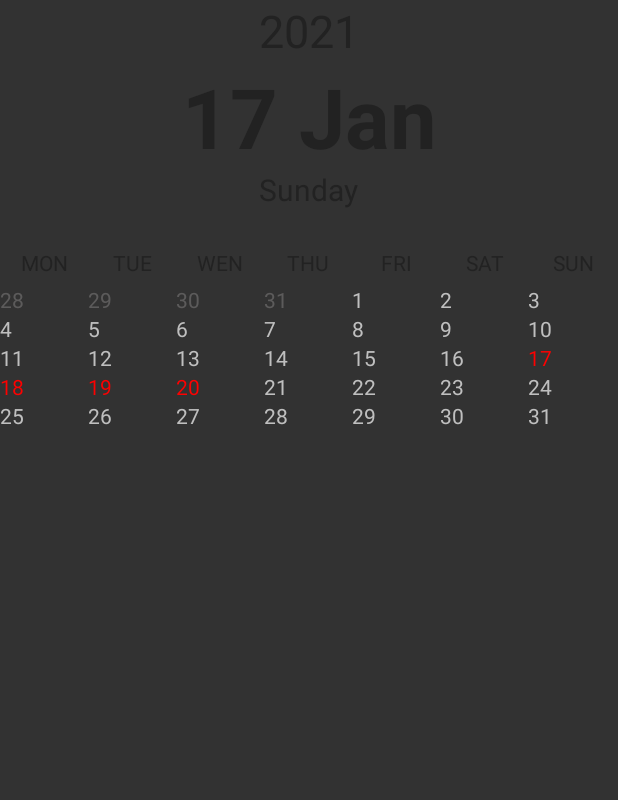
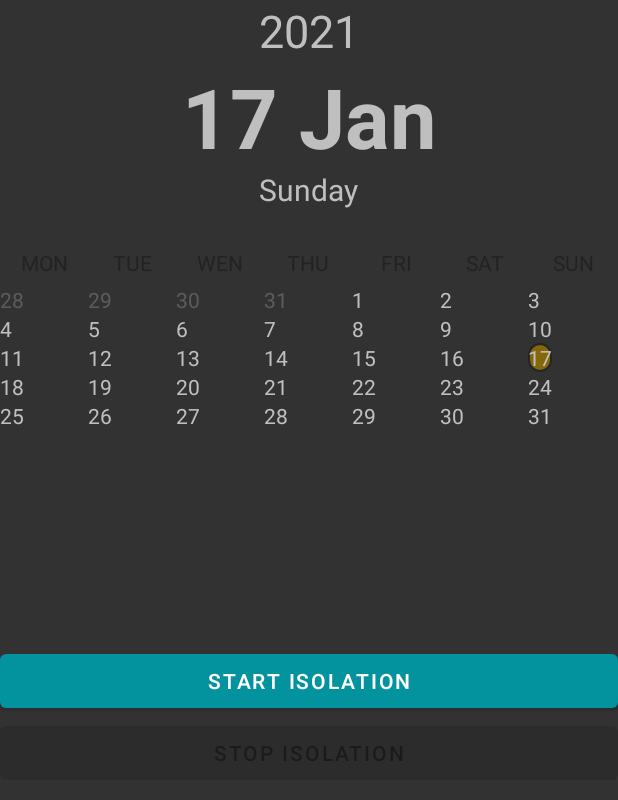
Before and after one commit to WitoldPietrzak/SysMob, an Android app: the screen it shows after launch (CalendarActivity), after a tap on "CALENDAR", on a phone screen of 412 x 824 dp. Shown: the top 800 px of the screen. Run offline under Robolectric (Android 15) with nearby library versions, the phone set to English and light mode, and no system bars; our stand-ins replace Volley; network calls fail.

Commit message:
Added options to start and stop isolation, changed way user is passed

```diff
--- a/app/src/main/java/com/example/smproject/Activities/CalendarActivity.java
+++ b/app/src/main/java/com/example/smproject/Activities/CalendarActivity.java
@@ -3,8 +3,10 @@ package com.example.smproject.Activities;
 import androidx.appcompat.app.AppCompatActivity;
 
 import android.os.Bundle;
+import android.view.View;
 
 import com.example.smproject.CalendarView;
+import com.example.smproject.DatabaseHandler;
 import com.example.smproject.R;
 import com.example.smproject.User;
 
@@ -17,9 +19,33 @@ public class CalendarActivity extends AppCompatActivity {
         super.onCreate(savedInstanceState);
         setContentView(R.layout.activity_calendar);
         calendarView = findViewById(R.id.AC_CalendarView);
-        user = (User) getIntent().getSerializableExtra("user");
-        user.startIsolation(3);
+        DatabaseHandler databaseHandler = new DatabaseHandler(this);
+        user = databaseHandler.getUser("TestUser");
+        databaseHandler.close();
 
-        calendarView.updateCalendar(user.getIsolationStartDate(),user.getIsolationEndDate());
+        calendarView.updateCalendar(user.getIsolationStartDate(),user.getIsolationEndDate(),user.isOnIsolation());
+        calendarView.setStartButtonListener(new View.OnClickListener() {
+            @Override
+            public void onClick(View v) {
+                user.startIsolation(10);
+                calendarView.updateCalendar(user.getIsolationStartDate(),user.getIsolationEndDate(),user.isOnIsolation());
+            }
+        });
+
+        calendarView.setStopButtonListener(new View.OnClickListener() {
+            @Override
+            public void onClick(View v) {
+                user.stopIsolation();
+                calendarView.updateCalendar(user.getIsolationStartDate(),user.getIsolationEndDate(),user.isOnIsolation());
+            }
+        });
+    }
+
+    @Override
+    protected void onPause() {
+        super.onPause();
+        DatabaseHandler databaseHandler = new DatabaseHandler(this);
+        databaseHandler.updateUser(user);
+        databaseHandler.close();
     }
 }
--- a/app/src/main/java/com/example/smproject/Activities/MainActivity.java
+++ b/app/src/main/java/com/example/smproject/Activities/MainActivity.java
@@ -68,8 +68,8 @@ public class MainActivity extends AppCompatActivity {
         if (user == null) {
             user = new User("TestUser");
             databaseHandler.addUser(user);
-            databaseHandler.close();
         }
+        databaseHandler.close();
 
         tasksManager = new TasksManager(user.getCurrentTasks());
         tasksManager.updateTasks(user.getCompletedTasks());
@@ -157,6 +157,13 @@ public class MainActivity extends AppCompatActivity {
     @Override
     protected void onResume() {
         super.onResume();
+        DatabaseHandler databaseHandler = new DatabaseHandler(this);
+        user = databaseHandler.getUser("TestUser");
+        if (user == null) {
+            user = new User("TestUser");
+            databaseHandler.addUser(user);
+        }
+        databaseHandler.close();
         updateDisplay();
     }
 
--- a/app/src/main/java/com/example/smproject/CalendarAdapter.java
+++ b/app/src/main/java/com/example/smproject/CalendarAdapter.java
@@ -16,14 +16,13 @@ import java.util.Calendar;
 import java.util.Date;
 import java.util.HashSet;
 
- class CalendarAdapter extends ArrayAdapter<Date> {
+class CalendarAdapter extends ArrayAdapter<Date> {
     // for view inflation
     private LayoutInflater inflater;
     private Date isolationStart;
     private Date isolationEnd;
 
-    public CalendarAdapter(Context context, ArrayList<Date> days, Date isolationStart,Date isolationEnd)
-    {
+    public CalendarAdapter(Context context, ArrayList<Date> days, Date isolationStart, Date isolationEnd) {
         super(context, R.layout.custom_calendar_day, days);
         this.isolationStart = isolationStart;
         this.isolationEnd = isolationEnd;
@@ -31,8 +30,7 @@ import java.util.HashSet;
     }
 
     @Override
-    public View getView(int position, View view, ViewGroup parent)
-    {
+    public View getView(int position, View view, ViewGroup parent) {
         // day in question
         Calendar calendar = Calendar.getInstance();
         Date date = getItem(position);
@@ -50,24 +48,26 @@ import java.util.HashSet;
         if (view == null)
             view = inflater.inflate(R.layout.custom_calendar_day, parent, false);
         // clear styling
-        ((TextView)view).setTypeface(null, Typeface.NORMAL);
+        ((TextView) view).setTypeface(null, Typeface.NORMAL);
 
-        if(date.compareTo(isolationEnd) <= 0 && date.compareTo(isolationStart) >= 0 )
-        {
-            ((TextView) view).setTextColor(Color.RED);
-        }
-        else if (month != calendarToday.get(Calendar.MONTH) || year != calendarToday.get(Calendar.YEAR)) {
+        if (month != calendarToday.get(Calendar.MONTH) || year != calendarToday.get(Calendar.YEAR)) {
             // if this day is outside current month, grey it out
             ((TextView) view).setTextColor(getContext().getColor(R.color.darkerTextColor));
-        } else if (day == calendarToday.get(Calendar.DATE)) {
+        }
+        if (isolationStart != null && isolationEnd != null) {
+            if (date.compareTo(isolationEnd) <= 0 && date.compareTo(isolationStart) >= 0) {
+                ((TextView) view).setTextColor(Color.RED);
+            }
+        }
+        if (day == calendarToday.get(Calendar.DATE)) {
             // if it is today, set it to blue/bold
-            ((TextView)view).setTextColor(Color.WHITE);
+            //((TextView)view).setTextColor(Color.WHITE);
             ((TextView) view).setGravity(Gravity.CENTER);
-            //view.setBackgroundResource(R.drawable.round_textview);
+            view.setBackgroundResource(R.drawable.background_circle_calendar);
         }
 
         // set text
-        ((TextView)view).setText(String.valueOf(calendar.get(Calendar.DATE)));
+        ((TextView) view).setText(String.valueOf(calendar.get(Calendar.DATE)));
 
         return view;
     }
--- a/app/src/main/java/com/example/smproject/CalendarView.java
+++ b/app/src/main/java/com/example/smproject/CalendarView.java
@@ -22,6 +22,8 @@ public class CalendarView extends LinearLayout {
     TextView txtDisplayDate;
     TextView txtDateYear;
     GridView gridView;
+    Button startIsolationButton;
+    Button stopIsolationButton;
 
     public CalendarView(Context context, AttributeSet attrs) {
         super(context, attrs);
@@ -35,6 +37,8 @@ public class CalendarView extends LinearLayout {
         txtDateYear = findViewById(R.id.date_display_year);
         txtDisplayDate = findViewById(R.id.date_display_date);
         gridView = findViewById(R.id.calendar_grid);
+        startIsolationButton = findViewById(R.id.CL_startIsolationButton);
+        stopIsolationButton = findViewById(R.id.CL_stopIsolationButton);
     }
 
     /**
@@ -46,32 +50,30 @@ public class CalendarView extends LinearLayout {
         assignUiElements();
     }
 
-    public void updateCalendar(Date isolationStart, Date isolationEnd)
-    {
+    public void updateCalendar(Date isolationStart, Date isolationEnd, boolean isOnIsolation) {
         ArrayList<Date> cells = new ArrayList<>();
         Calendar calendar = Calendar.getInstance();
         Calendar currentCalendar = Calendar.getInstance();
 
         // determine the cell for current month's beginning
         calendar.set(Calendar.DAY_OF_MONTH, 1);
-        currentCalendar.set(Calendar.DAY_OF_MONTH,currentCalendar.getActualMaximum(Calendar.DAY_OF_MONTH));
+        currentCalendar.set(Calendar.DAY_OF_MONTH, currentCalendar.getActualMaximum(Calendar.DAY_OF_MONTH));
 
         int monthBeginningCell = calendar.get(Calendar.DAY_OF_WEEK) - 2;
-        int monthEndingCell = currentCalendar.get(Calendar.DAY_OF_WEEK)-2;
+        int monthEndingCell = currentCalendar.get(Calendar.DAY_OF_WEEK) - 2;
 
         // move calendar backwards to the beginning of the week
         calendar.add(Calendar.DAY_OF_MONTH, -monthBeginningCell);
-        currentCalendar.add(Calendar.DAY_OF_MONTH,(7 -monthEndingCell)%7);
+        currentCalendar.add(Calendar.DAY_OF_MONTH, (7 - monthEndingCell) % 7);
 
         // fill cells
-        while (calendar.getTimeInMillis() < currentCalendar.getTimeInMillis())
-        {
+        while (calendar.getTimeInMillis() < currentCalendar.getTimeInMillis()) {
             cells.add(calendar.getTime());
             calendar.add(Calendar.DAY_OF_MONTH, 1);
         }
 
         // update grid
-        gridView.setAdapter(new CalendarAdapter(getContext(), cells, isolationStart,isolationEnd));
+        gridView.setAdapter(new CalendarAdapter(getContext(), cells, isolationStart, isolationEnd));
 
         // update title
         SimpleDateFormat sdf = new SimpleDateFormat("EEEE,d MMM,yyyy");
@@ -79,5 +81,18 @@ public class CalendarView extends LinearLayout {
         txtDateDay.setText(dateToday[0]);
         txtDisplayDate.setText(dateToday[1]);
         txtDateYear.setText(dateToday[2]);
+
+        startIsolationButton.setEnabled(!isOnIsolation);
+        stopIsolationButton.setEnabled(isOnIsolation);
+
+
+    }
+
+    public void setStartButtonListener(OnClickListener onClickListener) {
+        startIsolationButton.setOnClickListener(onClickListener);
+    }
+
+    public void setStopButtonListener(OnClickListener onClickListener) {
+        stopIsolationButton.setOnClickListener(onClickListener);
     }
 }
--- a/app/src/main/java/com/example/smproject/User.java
+++ b/app/src/main/java/com/example/smproject/User.java
@@ -22,6 +22,7 @@ public class User implements Serializable {
 
     public User(String userName) {
         this.userName = userName;
+        updateIsolationStatus();
     }
 
     public String getUserName() {
@@ -92,6 +93,23 @@ public class User implements Serializable {
         isolationEndDate = cal.getTime();
     }
 
+    public void updateIsolationStatus() {
+        Calendar cal = Calendar.getInstance();
+        if (isOnIsolation) {
+            if (cal.getTime().after(isolationEndDate)) {
+                isOnIsolation = false;
+
+            }
+        }
+    }
+
+    public void stopIsolation(){
+        if(isOnIsolation) {
+            isolationEndDate = Calendar.getInstance().getTime();
+            isOnIsolation= false;
+        }
+    }
+
     public void addTask(Task task){
         this.currentTasks.add(task);
     }
--- /dev/null
+++ b/app/src/main/res/drawable/background_circle_calendar.xml
@@ -0,0 +1,7 @@
+<?xml version="1.0" encoding="UTF-8"?>
+<shape xmlns:android="http://schemas.android.com/apk/res/android">
+    <solid android:color="#C39F7800"/>
+    <stroke android:width="1dp" android:color="#242525" />
+    <corners android:radius="1000dp"/>
+    <padding android:left="0dp" android:top="0dp" android:right="0dp" android:bottom="0dp" />
+</shape>
--- a/app/src/main/res/layout/calendar_layout.xml
+++ b/app/src/main/res/layout/calendar_layout.xml
@@ -22,7 +22,6 @@
             android:layout_height="wrap_content"
             android:text="2020"
             android:textAppearance="@android:style/TextAppearance.Holo.Medium"
-            android:textColor="#222222"
             android:textSize="30sp"
             android:textStyle="normal" />
 
@@ -33,7 +32,6 @@
             android:gravity="center"
             android:text="17 Jan"
             android:textAppearance="@android:style/TextAppearance.Large"
-            android:textColor="#222222"
             android:textSize="55sp"
             android:textStyle="bold" />
 
@@ -44,7 +42,6 @@
             android:gravity="center"
             android:text="Sunday"
             android:textAppearance="@android:style/TextAppearance.Medium"
-            android:textColor="#222222"
             android:textSize="20sp" />
 
     </LinearLayout>
@@ -117,4 +114,16 @@ android:layout_width="match_parent"
 android:layout_height="240dp"
 android:numColumns="7"/>
 
+    <Button
+        android:id="@+id/CL_startIsolationButton"
+        android:layout_width="match_parent"
+        android:layout_height="wrap_content"
+        android:text="@string/startIsolation" />
+
+    <Button
+        android:id="@+id/CL_stopIsolationButton"
+        android:layout_width="match_parent"
+        android:layout_height="wrap_content"
+        android:text="@string/stopIsolation" />
+
 </LinearLayout>
--- a/app/src/main/res/values/strings.xml
+++ b/app/src/main/res/values/strings.xml
@@ -49,5 +49,7 @@
     <string name="fri">FRI</string>
     <string name="sat">SAT</string>
     <string name="sun">SUN</string>
+    <string name="startIsolation">Start Isolation</string>
+    <string name="stopIsolation">Stop Isolation</string>
 
 </resources>
```
